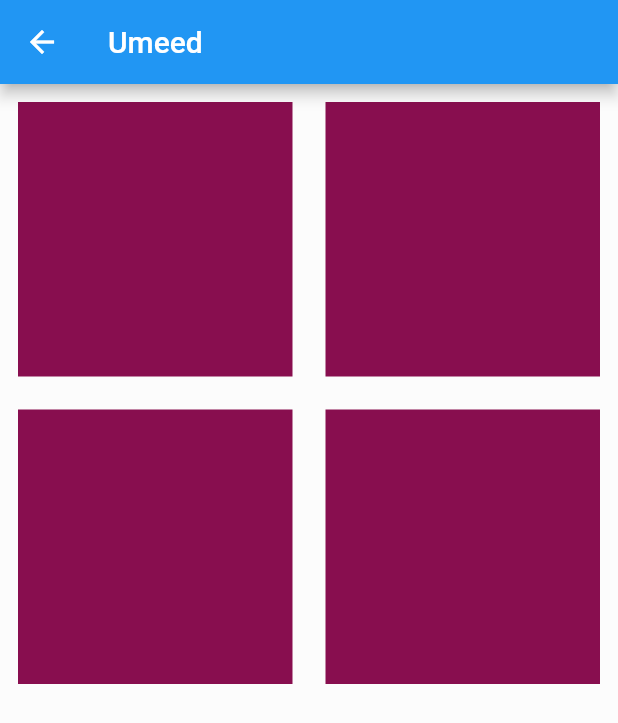
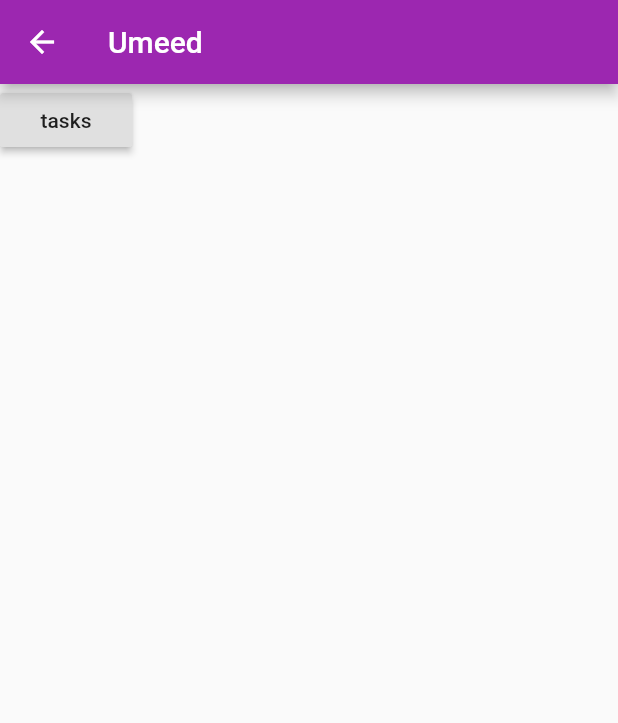
Before and after one commit to CFGIndia20/team-33, a Flutter app: the HomeActivity screen opened by its route, on a phone screen of 412 x 824 dp. Shown: the top 723 px of the screen. Run offline on Flutter 3.47's test engine with Material 2 defaults, Android fonts, the phone set to English and light mode, and no system bars; our stand-ins replace firebase_auth; accounts and stored records are empty.

Commit message:
test task UI

```diff
--- a/mobile-app/team33_umeed/lib/activities/homepage.dart
+++ b/mobile-app/team33_umeed/lib/activities/homepage.dart
@@ -1,20 +1,19 @@
 import 'package:flutter/material.dart';
 
-class HomeActivity extends StatefulWidget{
+class HomeActivity extends StatefulWidget {
   @override
   HomeState createState() => HomeState();
 }
 
-class HomeState extends State<HomeActivity>{
-    Widget _container(){
+class HomeState extends State<HomeActivity> {
+  Widget _container() {
     var container = Container(
       margin: const EdgeInsets.all(10.0),
       color: Colors.pink[900],
       width: 100.0,
       height: 100.0,
     );
-        return
-        Container(
+    return Container(
       color: Colors.white30,
       child: GridView.count(
           crossAxisCount: 2,
@@ -22,7 +21,7 @@ class HomeState extends State<HomeActivity>{
           padding: const EdgeInsets.all(2.0),
           mainAxisSpacing: 2.0,
           crossAxisSpacing: 2.0,
-          children:[
+          children: [
             container,
             container,
             container,
@@ -31,12 +30,16 @@ class HomeState extends State<HomeActivity>{
     );
   }
 
-    Widget build(BuildContext context){
+  Widget build(BuildContext context) {
     return Scaffold(
         appBar: AppBar(
           title: Text('Umeed'),
-
         ),
-            body: _container()       );
+        body: RaisedButton(
+          onPressed: () {
+            Navigator.of(context).pushNamed('/tasks');
+          },
+          child: Text("tasks"),
+        ));
   }
 }
--- a/mobile-app/team33_umeed/lib/main.dart
+++ b/mobile-app/team33_umeed/lib/main.dart
@@ -1,6 +1,6 @@
 import 'package:flutter/material.dart';
 import 'package:team33_umeed/login.dart';
-
+import 'package:team33_umeed/screens/tasks.dart';
 import 'signup.dart';
 import 'activities/homepage.dart';
 
@@ -10,10 +10,14 @@ class MyApp extends StatelessWidget {
   @override
   Widget build(BuildContext context) {
     return new MaterialApp(
+      theme: ThemeData(
+        primarySwatch: Colors.purple,
+      ),
       debugShowCheckedModeBanner: false,
       routes: <String, WidgetBuilder>{
         '/signup': (BuildContext context) => new SignupPage(),
-        '/home': (BuildContext context) => new HomeActivity()
+        '/home': (BuildContext context) => new HomeActivity(),
+        '/tasks': (_) => TasksScreen(),
       },
       home: new MyHomePage(),
     );
--- a/mobile-app/team33_umeed/lib/models/task.dart
+++ b/mobile-app/team33_umeed/lib/models/task.dart
@@ -1,8 +1,9 @@
 class Task {
+  final String id;
   final String name;
   final String description;
   final DateTime start;
   final DateTime end;
 
-  Task({this.name, this.description, this.start, this.end});
+  Task({this.id, this.name, this.description, this.start, this.end});
 }
--- a/mobile-app/team33_umeed/pubspec.yaml
+++ b/mobile-app/team33_umeed/pubspec.yaml
@@ -25,6 +25,7 @@ dependencies:
     sdk: flutter
 
   firebase_auth: 0.16.1
+  cloud_firestore: 0.13.7
 
   # The following adds the Cupertino Icons font to your application.
   # Use with the CupertinoIcons class for iOS style icons.
```
Also changed, not shown: mobile-app/team33_umeed/lib/screens/tasks.dart (+19 -2 lines), mobile-app/team33_umeed/pubspec.lock. Lines whose indentation alone changed are shown as unchanged.
